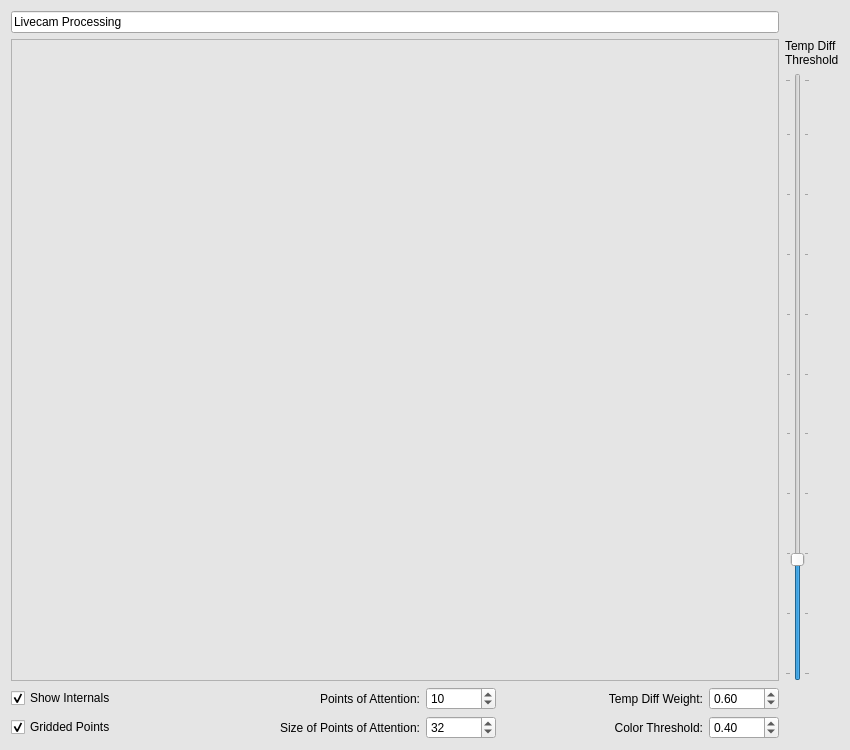
First picture: the form in attention/attention.ui, repository torch/demos, before the edit.
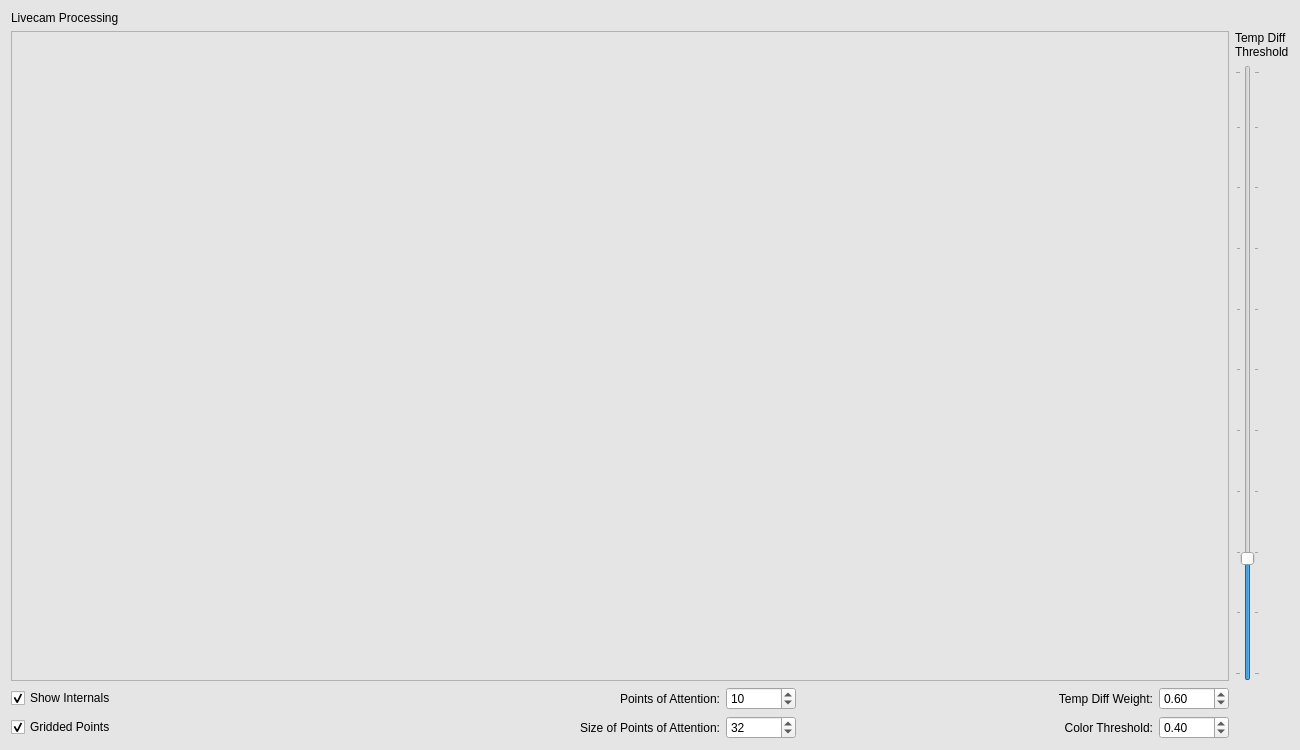
Second picture: the form after the edit. Icons and pictures are not drawn.

```diff
--- a/attention/attention.ui
+++ b/attention/attention.ui
@@ -6,7 +6,7 @@
    <rect>
     <x>0</x>
     <y>0</y>
-    <width>850</width>
+    <width>1300</width>
     <height>750</height>
    </rect>
   </property>
@@ -79,7 +79,7 @@
   </property>
   <layout class="QGridLayout" name="gridLayout_2" columnstretch="0,0">
    <item row="0" column="0">
-    <widget class="QLineEdit" name="lineEdit">
+    <widget class="QLabel" name="lineEdit">
      <property name="text">
       <string>Livecam Processing</string>
      </property>
```
